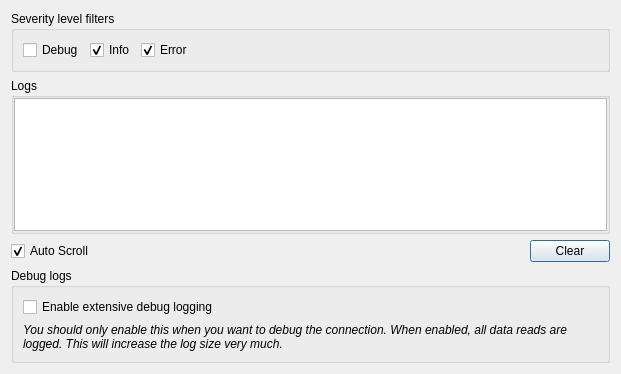
Before: the Qt Designer form src/dialogs/diagnosticdialog.ui in ModbusScope/ModbusScope, drawn with Qt 5.
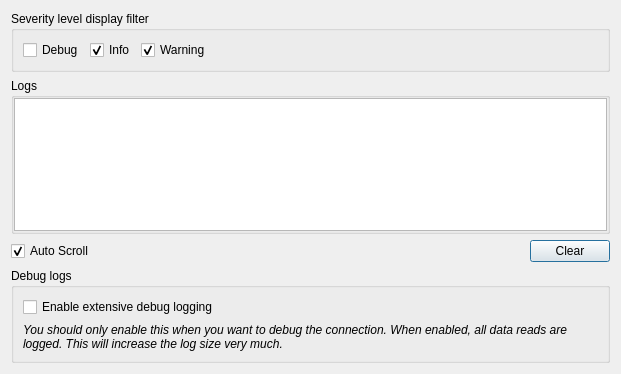
After: the same form once the commit is applied.

```diff
--- a/src/dialogs/diagnosticdialog.ui
+++ b/src/dialogs/diagnosticdialog.ui
@@ -17,7 +17,7 @@
    <item>
     <widget class="QGroupBox" name="grpBoxFilter">
      <property name="title">
-      <string>Severity level filters</string>
+      <string>Severity level display filter</string>
      </property>
      <layout class="QHBoxLayout" name="horizontalLayout_3">
       <item>
@@ -40,7 +40,7 @@
       <item>
        <widget class="QCheckBox" name="checkError">
         <property name="text">
-         <string>Error</string>
+         <string>Warning</string>
         </property>
         <property name="checked">
          <bool>true</bool>
```
Left out of the diff: 2 changed lines with no effect on the pictures.
